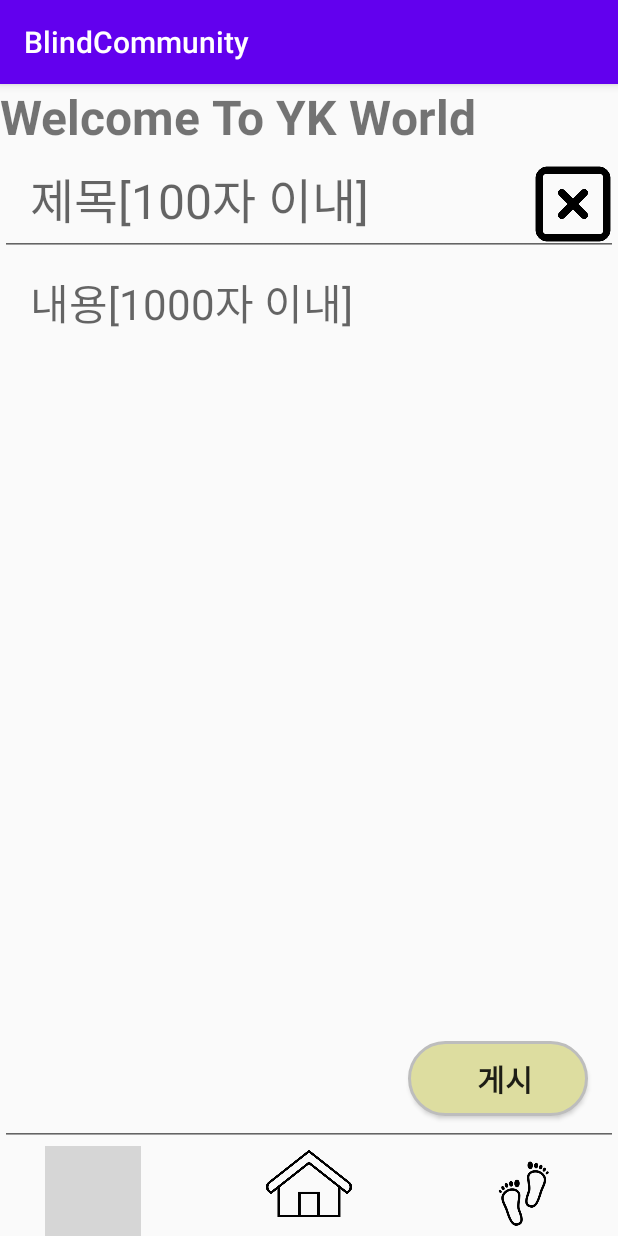
After one commit to yeon-kyu/Android_BlindCommunity, an Android app: the fragment WritePostFragment placed in its activity, on a phone screen of 412 x 824 dp. The commit adds this screen. Run offline under Robolectric (Android 15) with nearby library versions, the phone set to English and light mode, and no system bars; 1 statement that could not run was skipped; grey boxes are pictures that could not be loaded.

Commit message:
[자유,정보,취업] 게시판에 글쓰기 기능 성공

```diff
--- a/app/src/main/java/com/example/blindcommunity/UI/HomeActivity.java
+++ b/app/src/main/java/com/example/blindcommunity/UI/HomeActivity.java
@@ -17,6 +17,7 @@ import com.example.blindcommunity.R;
 import com.example.blindcommunity.fragment.HomeScreenFragment;
 import com.example.blindcommunity.fragment.LookupScreenFragment;
 import com.example.blindcommunity.fragment.MyTraceScreenFragment;
+import com.example.blindcommunity.fragment.WritePostFragment;
 
 import org.w3c.dom.Text;
 
@@ -26,9 +27,11 @@ public class HomeActivity extends AppCompatActivity {
     HomeScreenFragment homeScreenFragment;
     LookupScreenFragment lookupScreenFragment;
     MyTraceScreenFragment myTraceScreenFragment;
+    WritePostFragment writePostFragment;
 
     TextView TitleText;
     public int title;
+    public String cur_user_id;
 
     static final String HELLO =  "Welcome To YK World";
 
@@ -43,11 +46,14 @@ public class HomeActivity extends AppCompatActivity {
         homeScreenFragment = new HomeScreenFragment();
         lookupScreenFragment = new LookupScreenFragment();
         myTraceScreenFragment = new MyTraceScreenFragment();
+        writePostFragment = new WritePostFragment();
 
         fragmentTransaction.add(R.id.middleFragment, homeScreenFragment).commit();
 
         TitleText = findViewById(R.id.titleText);
 
+        Intent intent = getIntent();
+        cur_user_id = intent.getExtras().getString("cur_user_id");
 
 
 
@@ -84,6 +90,9 @@ public class HomeActivity extends AppCompatActivity {
             fm.beginTransaction().replace(R.id.middleFragment,myTraceScreenFragment).commit();
             TitleText.setText("내가 쓴 게시물");
         }
+        else if(index==5){ //글쓰기 writepost화면
+            fm.beginTransaction().replace(R.id.middleFragment,writePostFragment).commit();
+        }
     }
 
 }
--- a/app/src/main/java/com/example/blindcommunity/UI/SignInActivity.java
+++ b/app/src/main/java/com/example/blindcommunity/UI/SignInActivity.java
@@ -105,6 +105,7 @@ public class SignInActivity extends AppCompatActivity {
                 makeToast("나의 아이디 : "+ID);
 
                 Intent intent = new Intent(SignInActivity.this,HomeActivity.class);
+                intent.putExtra("cur_user_id",ID);
                 startActivity(intent);
             }
             else if(result.equals("0")){
--- /dev/null
+++ b/app/src/main/java/com/example/blindcommunity/fragment/WritePostFragment.java
@@ -0,0 +1,142 @@
+package com.example.blindcommunity.fragment;
+
+import android.content.Context;
+import android.content.Intent;
+import android.os.Bundle;
+import android.util.Log;
+import android.view.LayoutInflater;
+import android.view.View;
+import android.view.ViewGroup;
+import android.widget.Button;
+import android.widget.EditText;
+
+import androidx.fragment.app.Fragment;
+
+import com.example.blindcommunity.Model.JsonTaskModel;
+import com.example.blindcommunity.R;
+import com.example.blindcommunity.UI.HomeActivity;
+import com.example.blindcommunity.UI.SignInActivity;
+
+import org.json.JSONArray;
+import org.json.JSONException;
+import org.json.JSONObject;
+
+import java.text.SimpleDateFormat;
+import java.util.ArrayList;
+import java.util.Date;
+
+public class WritePostFragment extends Fragment {
+
+    HomeActivity homeActivity;
+    Button writeButton,cancelButton;
+    EditText titleText,contentText;
+
+    @Override
+    public void onAttach(Context context){
+        super.onAttach(context);
+        homeActivity = (HomeActivity)getActivity();
+    }
+
+    @Override
+    public void onDetach(){
+        super.onDetach();
+        homeActivity = null;
+    }
+
+
+    @Override
+    public View onCreateView(LayoutInflater inflater, ViewGroup container, Bundle savedInstanceState) {
+
+        View view = inflater.inflate(R.layout.fragment_writepost, container, false);
+
+        titleText = view.findViewById(R.id.titleEditText);
+        contentText = view.findViewById(R.id.contentEditText);
+
+        writeButton = view.findViewById(R.id.writeButton);
+        writeButton.setOnClickListener(new View.OnClickListener(){
+            @Override
+            public void onClick(View view){
+
+                int classifyPost = homeActivity.title;
+                sendJSONData(classifyPost);
+
+            }
+        });
+        cancelButton = view.findViewById(R.id.cancelButton);
+        cancelButton.setOnClickListener(new View.OnClickListener(){
+            @Override
+            public void onClick(View view){
+                int classifyPost = homeActivity.title;
+                homeActivity.onChangeFragment(classifyPost);
+
+            }
+        });
+
+
+        return view;
+
+    }
+    private void sendJSONData(int index){//index 1:free 2:info 3:employ
+
+        String m_title = titleText.getText().toString();
+        String m_content = contentText.getText().toString();
+        if(titleText.length()>100){
+            homeActivity.makeToast("제목은 100자 이내로 작성해주세요");
+            return;
+        }
+        else{
+            titleText.setText("");
+        }
+        if(contentText.length()>1000){
+            homeActivity.makeToast("내용은 1000자 이내로 작성해주세요");
+            return;
+        }
+        else{
+            contentText.setText("");
+        }
+        Date date = new Date(System.currentTimeMillis());
+        SimpleDateFormat sdfNow = new SimpleDateFormat("yyyyMMdd_HHmmss");
+        String DateAndTime = sdfNow.format(date);
+
+        JSONTaskGET task = new JSONTaskGET();
+        String parameter = "?post_id="+DateAndTime+"&title="+m_title+"&content="+m_content+"&user_id="+homeActivity.cur_user_id;
+        if(index==1){
+            task.execute("http://13.125.232.199:3000/write_free" + parameter);
+        }
+        else if(index==2){
+            task.execute("http://13.125.232.199:3000/write_info" + parameter);
+        }
+        else if(index==3){
+            task.execute("http://13.125.232.199:3000/write_employ" + parameter);
+        }
+        else{
+            Log.e("writePost error","어느 게시판인지 모호합니다.");
+        }
+
+    }
+
+    private class JSONTaskGET extends JsonTaskModel {
+
+        public void setData(ArrayList<Data> data){
+            super.setData(data);
+        }
+
+        @Override
+        protected void onPostExecute(String result) {
+            super.onPostExecute(result);
+            if(result == null){
+                return;
+            }
+            if(result.equals("1")){
+                Log.i("success","자유게시판 게시 성공");
+                homeActivity.makeToast("게시 완료");
+                homeActivity.onChangeFragment(homeActivity.title);
+            }
+            else if(result.equals("0")){
+                Log.e("fail","자유게시판 게시 실패");
+            }
+
+
+        }
+    }
+}
--- a/app/src/main/res/layout/activity_home.xml
+++ b/app/src/main/res/layout/activity_home.xml
@@ -12,7 +12,7 @@
         android:name="com.example.blindcommunity.fragment.upperFragment"
         tools:layout="@layout/fragment_upper"
         android:background="@layout/fragment_upper"
-        android:layout_weight="8">
+        >
 
 
     </fragment>
--- a/app/src/main/res/layout/fragment_lookupscreen.xml
+++ b/app/src/main/res/layout/fragment_lookupscreen.xml
@@ -4,6 +4,7 @@
     android:layout_height="match_parent">
 
     <Button
+        android:id="@+id/writePostButton"
         android:layout_width="150dp"
         android:layout_height="50dp"
         android:paddingLeft="10dp"
--- a/app/src/main/res/layout/fragment_lower.xml
+++ b/app/src/main/res/layout/fragment_lower.xml
@@ -6,22 +6,22 @@
 
 
     <ImageButton
-        android:id="@+id/homeButton"
+        android:id="@+id/logoutButton"
         android:layout_width="0dp"
-        android:layout_height="50dp"
+        android:layout_height="60dp"
         android:layout_marginLeft="30dp"
-        android:background="@drawable/homebutton2"
+        android:background="@drawable/logoutbutton2"
         android:layout_weight="1">
 
     </ImageButton>
 
 
     <ImageButton
-        android:id="@+id/logoutButton"
+        android:id="@+id/homeButton"
         android:layout_width="0dp"
-        android:layout_height="60dp"
+        android:layout_height="50dp"
         android:layout_marginLeft="80dp"
-        android:background="@drawable/logoutbutton2"
+        android:background="@drawable/homebutton2"
         android:layout_weight="1">
 
     </ImageButton>
--- a/app/src/main/res/layout/fragment_upper.xml
+++ b/app/src/main/res/layout/fragment_upper.xml
@@ -6,7 +6,7 @@
     <TextView
         android:id="@+id/titleText"
         android:layout_width="wrap_content"
-        android:layout_height="wrap_content"
+        android:layout_height="40dp"
         android:layout_centerInParent="true"
         android:text="@string/hello"
         android:textSize="32dp"
--- /dev/null
+++ b/app/src/main/res/layout/fragment_writepost.xml
@@ -0,0 +1,62 @@
+<?xml version="1.0" encoding="utf-8"?>
+<RelativeLayout xmlns:android="http://schemas.android.com/apk/res/android"
+    android:layout_width="match_parent"
+    android:layout_height="match_parent">
+    <Button
+        android:id="@+id/writeButton"
+        android:layout_width="120dp"
+        android:layout_height="50dp"
+        android:paddingLeft="10dp"
+        android:text="게시"
+        android:textSize="20dp"
+        android:background="@drawable/my_round_button"
+        android:layout_alignParentBottom="true"
+        android:layout_alignParentRight="true"
+        android:layout_marginRight="20dp"
+        android:layout_marginBottom="20dp"
+        android:textStyle="bold">
+
+    </Button>
+
+    <Button
+        android:id="@+id/cancelButton"
+        android:layout_width="60dp"
+        android:layout_height="60dp"
+        android:layout_alignParentRight="true"
+        android:layout_marginTop="10dp"
+        android:background="@drawable/xmark">
+
+    </Button>
+
+    <LinearLayout
+        android:layout_width="match_parent"
+        android:layout_height="match_parent"
+        android:orientation="vertical">
+        <EditText
+            android:id="@+id/titleEditText"
+            android:layout_width="match_parent"
+            android:layout_height="0dp"
+            android:layout_weight="12"
+            android:textSize="32dp"
+            android:hint="제목[100자 이내]"
+            android:paddingLeft="20dp"
+            android:paddingRight="20dp">
+
+        </EditText>
+
+        <EditText
+            android:id="@+id/contentEditText"
+            android:layout_width="match_parent"
+            android:layout_height="0dp"
+            android:layout_weight="95"
+            android:textSize="28dp"
+            android:hint="내용[1000자 이내]"
+            android:gravity="top"
+            android:paddingLeft="20dp"
+            android:paddingRight="20dp">
+
+        </EditText>
+
+    </LinearLayout>
+
+</RelativeLayout>
```
Also changed, not shown: app/src/main/java/com/example/blindcommunity/fragment/LookupScreenFragment.java (+12 -17 lines), app/src/main/res/drawable/xmark.png (added), 1 other file.
